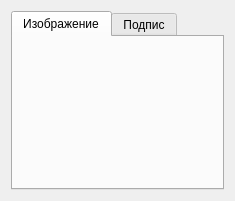
This is src/View/Widgets/SignatureViewDialog.ui in thefinalcutbg/DinoDent as Qt 5 draws it before an edit. The edited form follows.
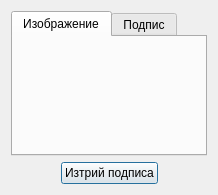
This is the edited form.

Commit message: added remove signature

Diff of the .ui file:
```diff
--- a/src/View/Widgets/SignatureViewDialog.ui
+++ b/src/View/Widgets/SignatureViewDialog.ui
@@ -6,8 +6,8 @@
    <rect>
     <x>0</x>
     <y>0</y>
-    <width>235</width>
-    <height>201</height>
+    <width>218</width>
+    <height>195</height>
    </rect>
   </property>
   <property name="windowTitle">
@@ -79,6 +79,46 @@
      </widget>
     </widget>
    </item>
+   <item>
+    <layout class="QHBoxLayout" name="horizontalLayout">
+     <property name="topMargin">
+      <number>0</number>
+     </property>
+     <item>
+      <spacer name="horizontalSpacer">
+       <property name="orientation">
+        <enum>Qt::Orientation::Horizontal</enum>
+       </property>
+       <property name="sizeHint" stdset="0">
+        <size>
+         <width>40</width>
+         <height>20</height>
+        </size>
+       </property>
+      </spacer>
+     </item>
+     <item>
+      <widget class="QPushButton" name="removeSig">
+       <property name="text">
+        <string>Изтрий подписа</string>
+       </property>
+      </widget>
+     </item>
+     <item>
+      <spacer name="horizontalSpacer_2">
+       <property name="orientation">
+        <enum>Qt::Orientation::Horizontal</enum>
+       </property>
+       <property name="sizeHint" stdset="0">
+        <size>
+         <width>40</width>
+         <height>20</height>
+        </size>
+       </property>
+      </spacer>
+     </item>
+    </layout>
+   </item>
   </layout>
  </widget>
  <resources/>
```
The commit also changes 4 other files.
